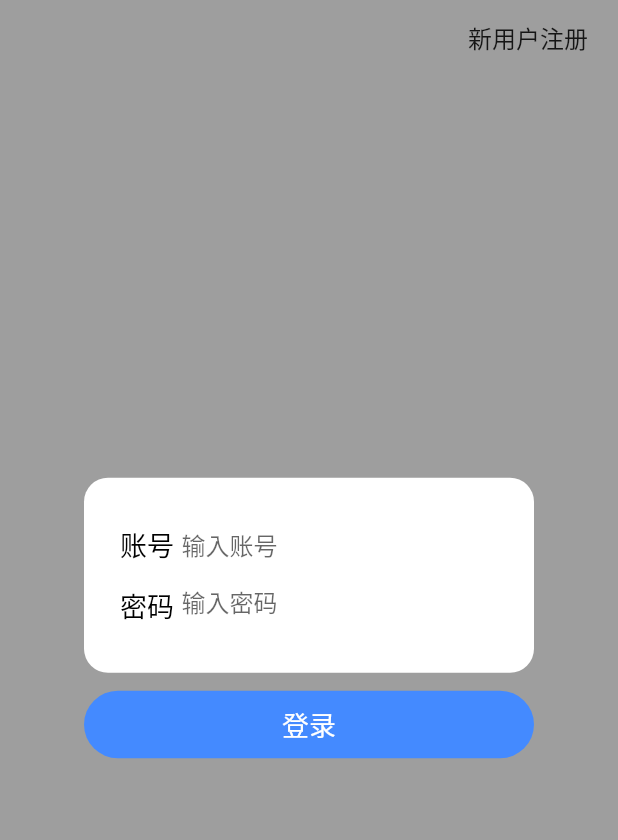
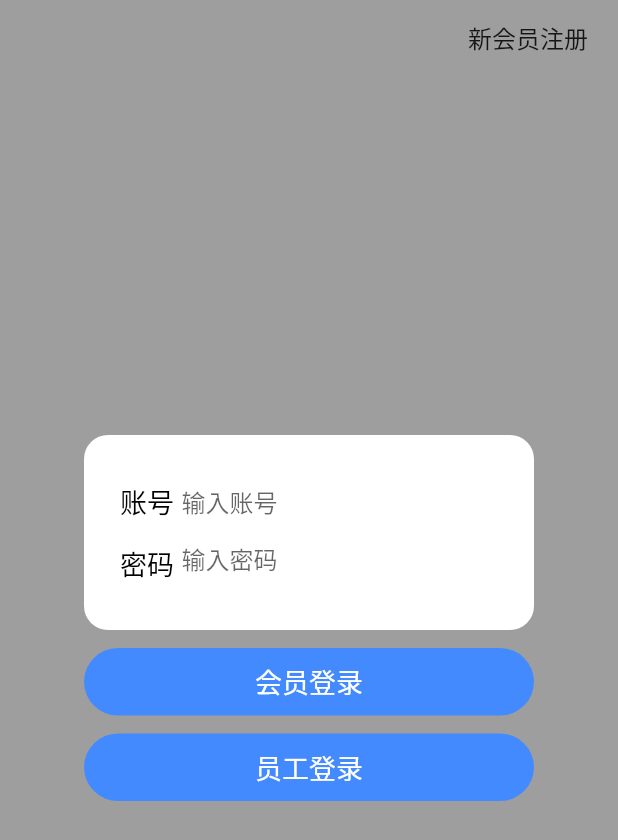
Before and after one commit to Code-Yeong/hair, a Flutter app: the screen it shows after launch, on a phone screen of 412 x 824 dp. Shown: the top 840 px of the screen. Run offline on Flutter 3.47's test engine with Material 2 defaults, Android fonts, the phone set to English and light mode, and no system bars; our stand-ins replace dio, flutter_map, flutter_redux, latlong, redux; missing offline and left inert: timeline_list.

Commit message:
add '员工登录'button

```diff
--- a/lib/common/login/login.dart
+++ b/lib/common/login/login.dart
@@ -35,7 +35,7 @@ class LoginPage extends StatelessWidget {
                               GlobalNavigator.shared.pushNamed(CustomerRoute.signupPage);
                             },
                             child: Text(
-                              '新用户注册',
+                              '新会员注册',
                               style: TextStyle(fontSize: 16.0),
                             ),
                           ),
@@ -106,7 +106,7 @@ class LoginPage extends StatelessWidget {
                           ),
                           SizedBox(height: 12.0),
                           BottomOneButton(
-                            title: "登录",
+                            title: "会员登录",
                             disabled: false,
                             onTap: () {
                               var store = StoreProvider.of<AppState>(context);
@@ -115,6 +115,14 @@ class LoginPage extends StatelessWidget {
 //                  Navigator.of(context).push(MaterialPageRoute(builder: (_) {
 //                    return CustomerHomePage();
 //                  }));
+                            },
+                          ),
+                          SizedBox(height: 12.0),
+                          BottomOneButton(
+                            title: "员工登录",
+                            disabled: false,
+                            onTap: () {
+                              GlobalNavigator.shared.pushNamed(StaffRoute.staffHomePage);
                             },
                           ),
                         ],
--- a/lib/common/regist_route.dart
+++ b/lib/common/regist_route.dart
@@ -13,6 +13,7 @@ import 'package:hair/customer/customer_home_page.dart';
 import 'package:hair/customer/info/user_address_edit_page.dart';
 import 'package:hair/customer/info/user_address_page.dart';
 import 'package:hair/customer/show_detail_page.dart';
+import 'package:hair/staff/staff_home_page.dart';
 
 void registerRoutes() {
   MainRoute.registerPageRoute();
@@ -54,5 +55,10 @@ class CustomerRoute {
 
 ///'理发师'页面
 class StaffRoute {
-  static void registerPageRoute() {}
+  static const String staffHomePage = 'staffHomePage';
+  static void registerPageRoute() {
+    GlobalNavigator.shared.registerPageRoutes({
+      staffHomePage: (_) => StaffHomePage(),
+    });
+  }
 }
```
Also changed, not shown: lib/staff/staff_home_page.dart (added, +50 -0 lines).
